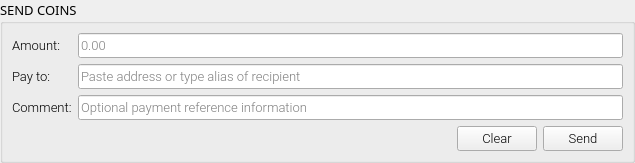
Old version of the form app/ui/wallet_send.ui in the repository coblo/gui-demo.
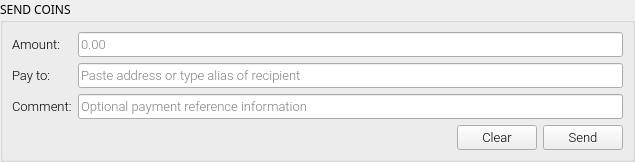
New version of the form.

Commit message: invitation dialog implementation

Patch:
```diff
--- a/app/ui/wallet_send.ui
+++ b/app/ui/wallet_send.ui
@@ -31,7 +31,7 @@
      <property name="font">
       <font>
        <family>Oswald</family>
-       <pointsize>10</pointsize>
+       <pointsize>9</pointsize>
       </font>
      </property>
      <property name="styleSheet">
@@ -79,6 +79,9 @@
           <property name="placeholderText">
            <string>0.00</string>
           </property>
+          <property name="clearButtonEnabled">
+           <bool>true</bool>
+          </property>
          </widget>
         </item>
         <item row="1" column="0">
@@ -111,6 +114,9 @@
           <property name="placeholderText">
            <string>Paste address or type alias of recipient</string>
           </property>
+          <property name="clearButtonEnabled">
+           <bool>true</bool>
+          </property>
          </widget>
         </item>
         <item row="2" column="0">
@@ -146,6 +152,9 @@
           <property name="placeholderText">
            <string>Optional payment reference information</string>
           </property>
+          <property name="clearButtonEnabled">
+           <bool>true</bool>
+          </property>
          </widget>
         </item>
        </layout>
```
Left out of the diff: 2 changed lines with no effect on the pictures. The commit also changes 4 other files.
